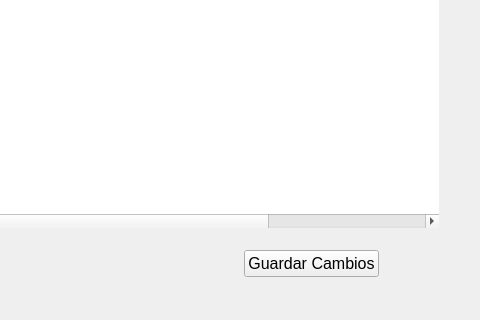
This is blustock/ui/screens_uis/usuarios.ui in MaxAPBusiness/Blustock as Qt 5 draws it before an edit; both pictures show x 258 to 738 and y 231 to 551 of the 738 by 551 pixel window. The edited form follows.
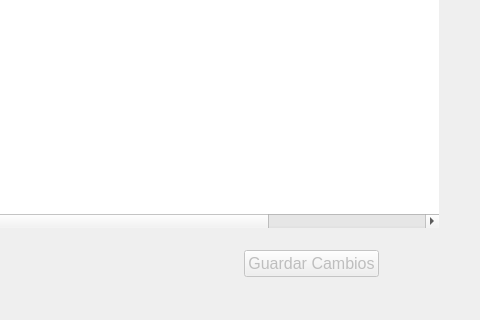
This is the edited form. Icons and pictures are not drawn.

```diff
--- a/blustock/ui/screens_uis/usuarios.ui
+++ b/blustock/ui/screens_uis/usuarios.ui
@@ -238,6 +238,9 @@
        </item>
        <item>
         <widget class="QPushButton" name="botonGuardar">
+         <property name="enabled">
+          <bool>false</bool>
+         </property>
          <property name="font">
           <font>
            <pointsize>12</pointsize>
```
